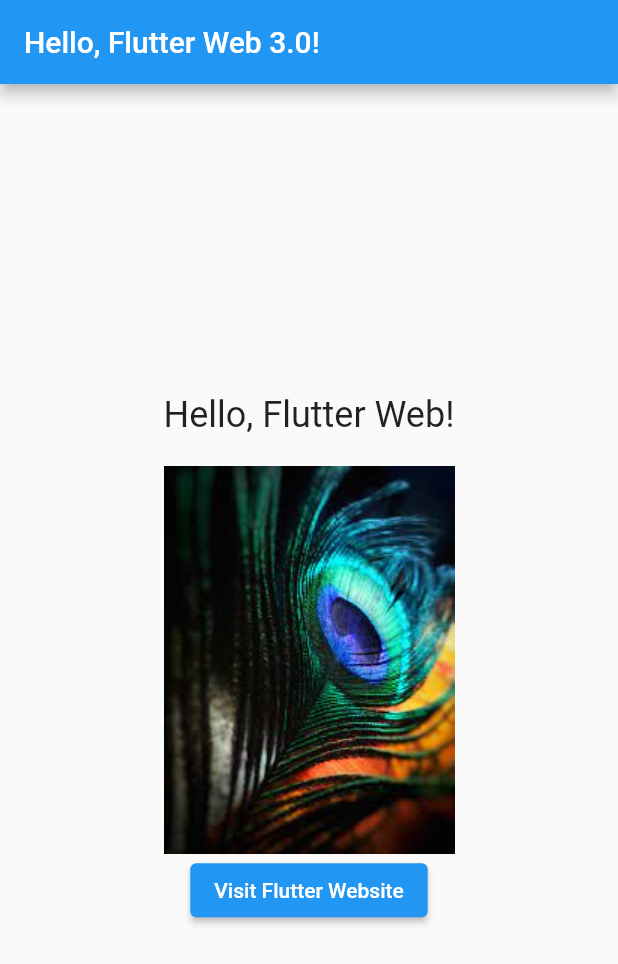
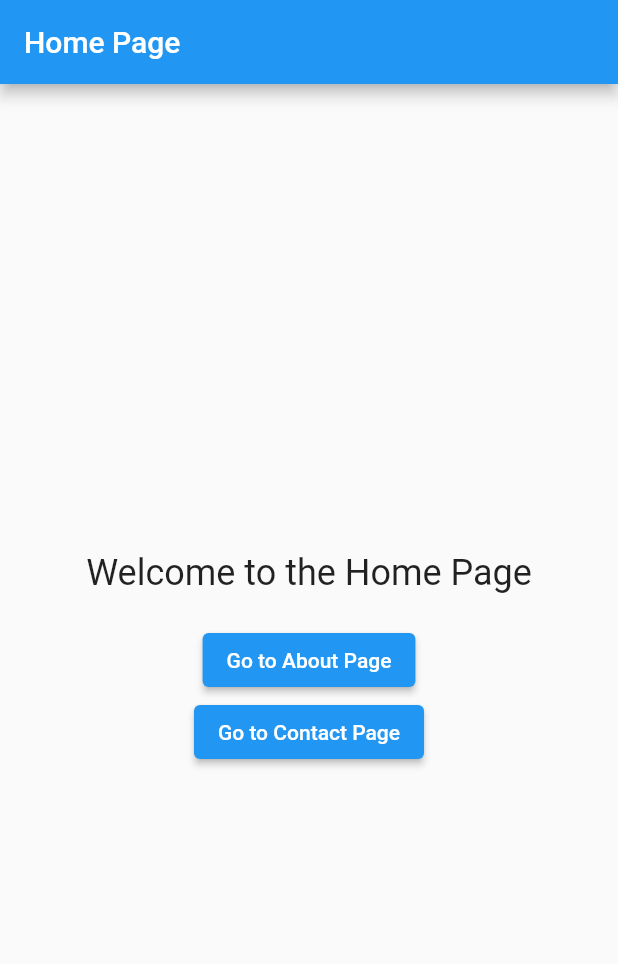
Before and after one commit to NikithaMaram/version_auto_update, a Flutter app: the screen it shows after launch, on a phone screen of 412 x 824 dp. Shown: the top 964 px of the screen. Run offline on Flutter 3.47's test engine with Material 2 defaults, Android fonts, the phone set to English and light mode, and no system bars.

Commit message:
Minor changes 3.0

```diff
--- a/lib/main.dart
+++ b/lib/main.dart
@@ -1,72 +1,4 @@
-// import 'package:flutter/material.dart';
-// import 'package:package_info_plus/package_info_plus.dart';
-// void main() {
-//   runApp(MyApp());
-// }
-//
-// class MyApp extends StatelessWidget {
-//   @override
-//   Widget build(BuildContext context) {
-//     return MaterialApp(
-//       title: 'Cache and Service Worker Demo',
-//       theme: ThemeData(
-//         primarySwatch: Colors.blue,
-//       ),
-//       home: MyHomePage(),
-//     );
-//   }
-// }
-//
-// class MyHomePage extends StatefulWidget {
-//   @override
-//   State<MyHomePage> createState() => _MyHomePageState();
-// }
-//
-// class _MyHomePageState extends State<MyHomePage> {
-//   PackageInfo _packageInfo = PackageInfo(
-//     appName: 'Unknown',
-//     packageName: 'Unknown',
-//     version: 'Unknown',
-//     buildNumber: 'Unknown',
-//     buildSignature: 'Unknown',
-//     installerStore: 'Unknown',
-//   );
-//
-//   @override
-//   void initState() {
-//     super.initState();
-//     _initPackageInfo();
-//   }
-//
-//   Future<void> _initPackageInfo() async {
-//     final info = await PackageInfo.fromPlatform();
-//     setState(() {
-//       _packageInfo = info;
-//     });
-//   }
-//
-//   @override
-//   Widget build(BuildContext context) {
-//
-//     print(_packageInfo.version);
-//     return Scaffold(
-//       // appBar: AppBar(
-//       //   title: Text('Cache and Service Worker Demo'),
-//       // ),
-//       body: Center(
-//         child: Column(
-//           mainAxisAlignment: MainAxisAlignment.center,
-//           children: [
-//
-//
-//           ],
-//         ),
-//       ),
-//     );
-//   }
-// }
 import 'package:flutter/material.dart';
-import 'dart:html' as html;
 
 void main() {
   runApp(MyApp());
@@ -76,39 +8,42 @@ class MyApp extends StatelessWidget {
   @override
   Widget build(BuildContext context) {
     return MaterialApp(
-      title: 'Simple Flutter Web App',
+      title: 'Simple Multi-Page App',
       theme: ThemeData(
         primarySwatch: Colors.blue,
       ),
-      home: MyHomePage(),
+      home: HomePage(),
     );
   }
 }
 
-class MyHomePage extends StatelessWidget {
-  void _openLink() {
-    html.window.open('https://flutter.dev', 'Flutter Website');
-  }
-
+class HomePage extends StatelessWidget {
   @override
   Widget build(BuildContext context) {
     return Scaffold(
       appBar: AppBar(
-        title: Text('Hello, Flutter Web 3.0!'),
+        title: Text('Home Page'),
       ),
       body: Center(
         child: Column(
           mainAxisAlignment: MainAxisAlignment.center,
           children: [
             Text(
-              'Hello, Flutter Web!',
+              'Welcome to the Home Page',
               style: TextStyle(fontSize: 24),
             ),
             SizedBox(height: 20),
-            Image.asset('assets/download.jpeg'),
             ElevatedButton(
-              onPressed: _openLink,
-              child: Text('Visit Flutter Website'),
+              onPressed: () {
+                Navigator.push(context, MaterialPageRoute(builder: (context) => AboutPage()));
+              },
+              child: Text('Go to About Page'),
+            ),
+            ElevatedButton(
+              onPressed: () {
+                Navigator.push(context, MaterialPageRoute(builder: (context) => ContactPage()));
+              },
+              child: Text('Go to Contact Page'),
             ),
           ],
         ),
@@ -116,3 +51,37 @@ class MyHomePage extends StatelessWidget {
     );
   }
 }
+
+class AboutPage extends StatelessWidget {
+  @override
+  Widget build(BuildContext context) {
+    return Scaffold(
+      appBar: AppBar(
+        title: Text('About Page'),
+      ),
+      body: Center(
+        child: Text(
+          'This is the About Page.',
+          style: TextStyle(fontSize: 24),
+        ),
+      ),
+    );
+  }
+}
+
+class ContactPage extends StatelessWidget {
+  @override
+  Widget build(BuildContext context) {
+    return Scaffold(
+      appBar: AppBar(
+        title: Text('Contact Page'),
+      ),
+      body: Center(
+        child: Text(
+          'This is the Contact Page.',
+          style: TextStyle(fontSize: 24),
+        ),
+      ),
+    );
+  }
+}
--- a/pubspec.yaml
+++ b/pubspec.yaml
@@ -16,7 +16,7 @@ publish_to: 'none' # Remove this line if you wish to publish to pub.dev
 # https://developer.apple.com/library/archive/documentation/General/Reference/InfoPlistKeyReference/Articles/CoreFoundationKeys.html
 # In Windows, build-name is used as the major, minor, and patch parts
 # of the product and file versions while build-number is used as the build suffix.
-version: 2.8.0
+version: 3.0.0
 
 environment:
   sdk: '>=2.19.6 <3.0.0'
```
